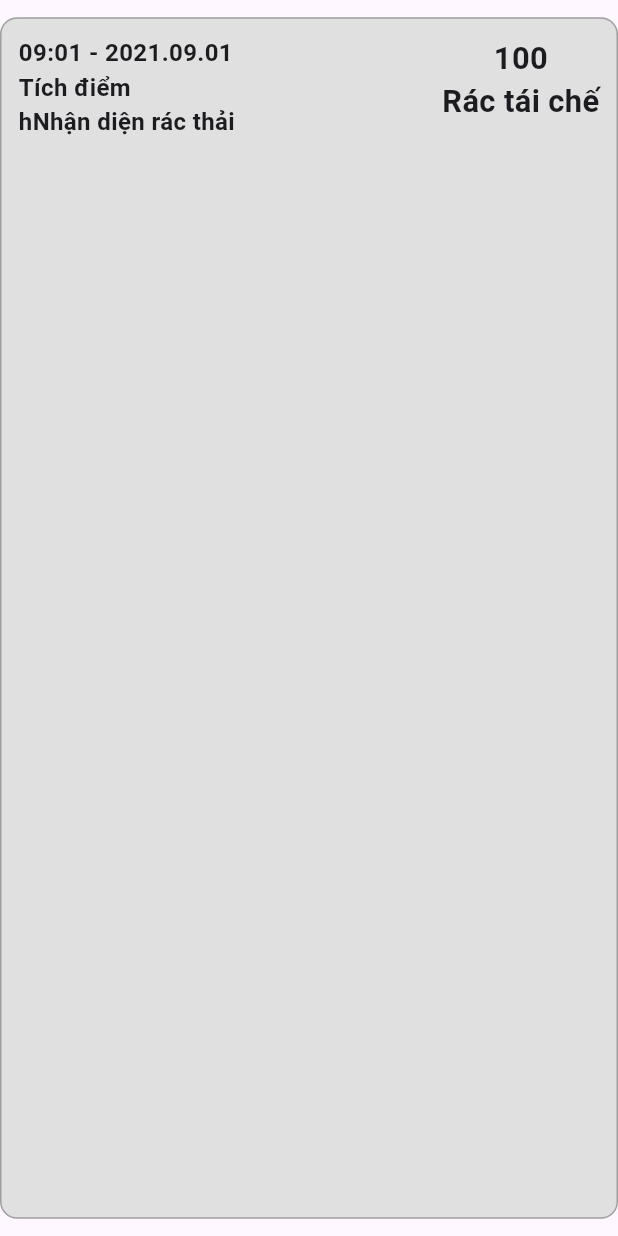
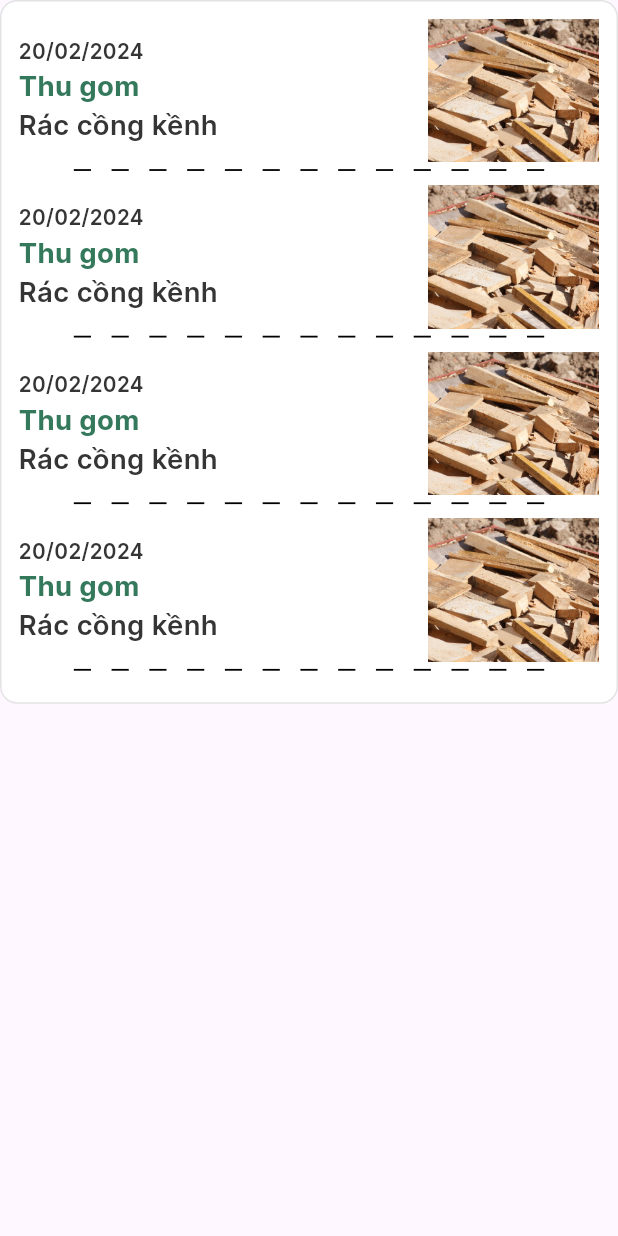
Before and after one commit to lantuyan/thugom_dn, a Flutter app: the MyTabOne widget shown alone on an empty page, opened directly, on a phone screen of 412 x 824 dp. Run offline on Flutter 3.47's test engine with Material 3 defaults, Android fonts, the light colour scheme and no system bars; our stand-ins replace appwrite, carousel_slider, flutter_form_builder, flutter_screenutil, flutter_svg, freezed_annotation and 3 more; accounts and stored records are empty.

Commit message:
UI HomePagePerson Collector and Detail Trash

```diff
--- a/lib/controllers/main/main_controller.dart
+++ b/lib/controllers/main/main_controller.dart
@@ -2,6 +2,7 @@ import 'package:flutter/material.dart';
 import 'package:get/get.dart';
 import 'package:carousel_slider/carousel_controller.dart';
 import 'package:thu_gom/views/main/home/home_screen.dart';
+import 'package:thu_gom/views/main/home/home_screen_collecter.dart';
 import 'package:thu_gom/views/main/infomation/infomation_screen.dart';
 import 'package:thu_gom/views/main/map/map_screen.dart';
 
@@ -17,7 +18,8 @@ class MainController extends GetxController {
   RxString currentRole = "person".obs;
 
   List<Widget> pages = [
-    HomeScreen(),
+    // HomeScreen(),
+    HomeScreenCollector(),
     MapScreen(),
     InfomationScreen(),
   ];
--- a/lib/routes/routes.dart
+++ b/lib/routes/routes.dart
@@ -11,6 +11,7 @@ import 'package:thu_gom/views/landing/landing_sceen.dart';
 import 'package:thu_gom/views/auth/onboarding/intro/intro_screen.dart';
 import 'package:thu_gom/views/auth/onboarding/profile/profile_screen.dart';
 import 'package:thu_gom/views/main/home/home_screen.dart';
+import 'package:thu_gom/views/main/home/home_screen_collecter.dart';
 import 'package:thu_gom/views/main/infomation/infomation_screen.dart';
 import 'package:thu_gom/views/main/main_screen.dart';
 import 'package:thu_gom/views/main/map/map_screen.dart';
@@ -58,7 +59,7 @@ class Routes {
         children: [
           GetPage(
             name: '/homePage',
-            page: () => HomeScreen(),
+            page: () => HomeScreenCollector(),
             binding: HomeBinding(),
           ),
           GetPage(
--- a/lib/views/main/home/home_screen.dart
+++ b/lib/views/main/home/home_screen.dart
@@ -7,6 +7,8 @@ import 'package:thu_gom/shared/constants/color_constants.dart';
 import 'package:flutter/material.dart';
 import 'package:thu_gom/shared/themes/style/app_text_styles.dart';
 import 'package:thu_gom/views/main/home/detail_trash.dart';
+import 'package:thu_gom/widgets/dot_widget.dart';
+import 'package:thu_gom/widgets/item_requestTrash.dart';
 
 class HomeScreen extends StatefulWidget {
   @override
@@ -226,76 +228,31 @@ class MyTabOne extends StatelessWidget {
   @override
   Widget build(BuildContext context) {
     return Container(
-      margin: EdgeInsets.symmetric(vertical: 10.sp),
       decoration: BoxDecoration(
         borderRadius: BorderRadius.circular(10.sp),
-        color: Colors.grey[300],
+        color: ColorsConstants.kBGCardColor,
         border: Border.all(
-          color: Colors.grey,
+          color: ColorsConstants.kShadowColor,
           width: 1,
         ),
       ),
-      // width: 400.sp,
-
       padding: EdgeInsets.symmetric(horizontal: 10.sp, vertical: 10.sp),
-      child: Row(
-        mainAxisAlignment: MainAxisAlignment.spaceBetween,
-        children: [
-          Column(
-            crossAxisAlignment: CrossAxisAlignment.start,
-            children: [
-              //date
-              Text(
-                '09:01 - 2021.09.01',
-                style: TextStyle(
-                  fontSize: 14.sp,
-                  fontWeight: FontWeight.bold,
-                ),
-              ),
-              //name
-              Text(
-                'Tích điểm'.tr,
-                style: TextStyle(
-                  fontSize: 14.sp,
-                  fontWeight: FontWeight.bold,
-                ),
-              ),
-              //description
-              Text(
-                'hNhận diện rác thải '.tr,
-                style: TextStyle(
-                  fontSize: 14.sp,
-                  fontWeight: FontWeight.bold,
-                ),
-              ),
-              //
-            ],
-          ),
-          Column(
-            children: [
-              //point
-              Text(
-                '100',
-                style: TextStyle(
-                  fontSize: 18.sp,
-                  fontWeight: FontWeight.bold,
-                ),
-              ),
-              //types
-              Text(
-                'Rác tái chế'.tr,
-                style: TextStyle(
-                  fontSize: 18.sp,
-                  fontWeight: FontWeight.bold,
-                ),
-              ),
-            ],
-          ),
-        ],
+      child:  InkWell(
+        onTap: () {print("CLICK QUAN PAGE REQUEST");},
+        child: SingleChildScrollView(
+          child: Column(children: [
+            item_requestTrash(),
+            item_requestTrash(),
+            item_requestTrash(),
+            item_requestTrash(),
+          ],),
+        ),
       ),
     );
   }
 }
+
+
 
 class MyTabTwo extends StatelessWidget {
   const MyTabTwo({super.key});
@@ -303,12 +260,24 @@ class MyTabTwo extends StatelessWidget {
   @override
   Widget build(BuildContext context) {
     return Container(
-      color: ColorsConstants.kBGCardColor,
-      child: Center(
-          child: Text(
-        "Danh sách Lịch sử",
-        style: TextStyle(fontSize: 20),
-      )),
+      decoration: BoxDecoration(
+        borderRadius: BorderRadius.circular(10.sp),
+        color: ColorsConstants.kBGCardColor,
+        border: Border.all(
+          color: ColorsConstants.kShadowColor,
+          width: 1,
+        ),
+      ),
+      padding: EdgeInsets.symmetric(horizontal: 10.sp, vertical: 10.sp),
+      child:  InkWell(
+        onTap: () {print("CLICK QUAN PAGE REQUEST");},
+        child: SingleChildScrollView(
+          child: Column(children: [
+            item_requestTrash(),
+            item_requestTrash(),
+          ],),
+        ),
+      ),
     );
   }
 }
--- /dev/null
+++ b/lib/widgets/dot_widget.dart
@@ -0,0 +1,34 @@
+import 'package:flutter/widgets.dart';
+import 'package:flutter_screenutil/flutter_screenutil.dart';
+import 'package:thu_gom/shared/constants/color_constants.dart';
+
+class DotWidget extends StatelessWidget {
+  final double totalWidth, dashWidth, emptyWidth, dashHeight;
+
+  final Color dashColor;
+
+  const DotWidget({
+    this.totalWidth = double.infinity,
+    this.dashWidth = 10,
+    this.emptyWidth = 10,
+    this.dashHeight = 2,
+    this.dashColor = ColorsConstants.kTextMainColor,
+    Key? key,
+  }) : super(key: key);
+
+  @override
+  Widget build(BuildContext context) {
+    return Row(
+      mainAxisSize: MainAxisSize.min,
+      children: List.generate(
+        totalWidth ~/ (dashWidth + emptyWidth),
+            (_) => Container(
+          width: dashWidth,
+          height: dashHeight,
+          color: dashColor,
+          margin: EdgeInsets.only(left: emptyWidth / 2, right: emptyWidth / 2),
+        ),
+      ),
+    );
+  }
+}
--- /dev/null
+++ b/lib/widgets/item_requestTrash.dart
@@ -0,0 +1,63 @@
+import 'package:flutter/material.dart';
+import 'package:flutter_screenutil/flutter_screenutil.dart';
+import 'package:get/get.dart';
+import 'package:thu_gom/shared/themes/style/app_text_styles.dart';
+import 'package:thu_gom/widgets/dot_widget.dart';
+
+class item_requestTrash extends StatelessWidget {
+  const item_requestTrash({
+    super.key,
+  });
+
+  @override
+  Widget build(BuildContext context) {
+    return Column(
+      children: [
+
+        Row(
+          mainAxisAlignment: MainAxisAlignment.spaceBetween,
+          children: [
+            Column(
+              crossAxisAlignment: CrossAxisAlignment.start,
+              children: [
+                //date
+                Text('20/02/2024',
+                    style: AppTextStyles.bodyText1.copyWith(fontSize: 12.sp)),
+                //description
+                Text('Thu gom'.tr, style: AppTextStyles.caption),
+                Text('Rác cồng kềnh'.tr,
+                    style: AppTextStyles.bodyText1.copyWith(fontSize: 16.sp)),
+              ],
+            ),
+            Column(
+              children: [
+                //name
+                SizedBox(
+                  height: 80.h,
+                  child: Image.asset(
+                    "assets/images/trash_wooden.png",
+                    width: 100.w,
+                    fit: BoxFit.cover,
+                  ),
+                ),
+              ],
+            ),
+          ],
+        ),
+        SizedBox(
+          height: 4.h,
+        ),
+        DotWidget(
+          dashColor: Colors.black,
+          dashHeight: 1.h,
+          dashWidth: 10.w,
+          totalWidth: 300.w,
+          emptyWidth: 12.w,
+        ),
+        SizedBox(
+          height: 8.h,
+        ),
+      ],
+    );
+  }
+}
```
Also changed, not shown: lib/views/main/home/home_screen_collecter.dart (+39 -14 lines).
